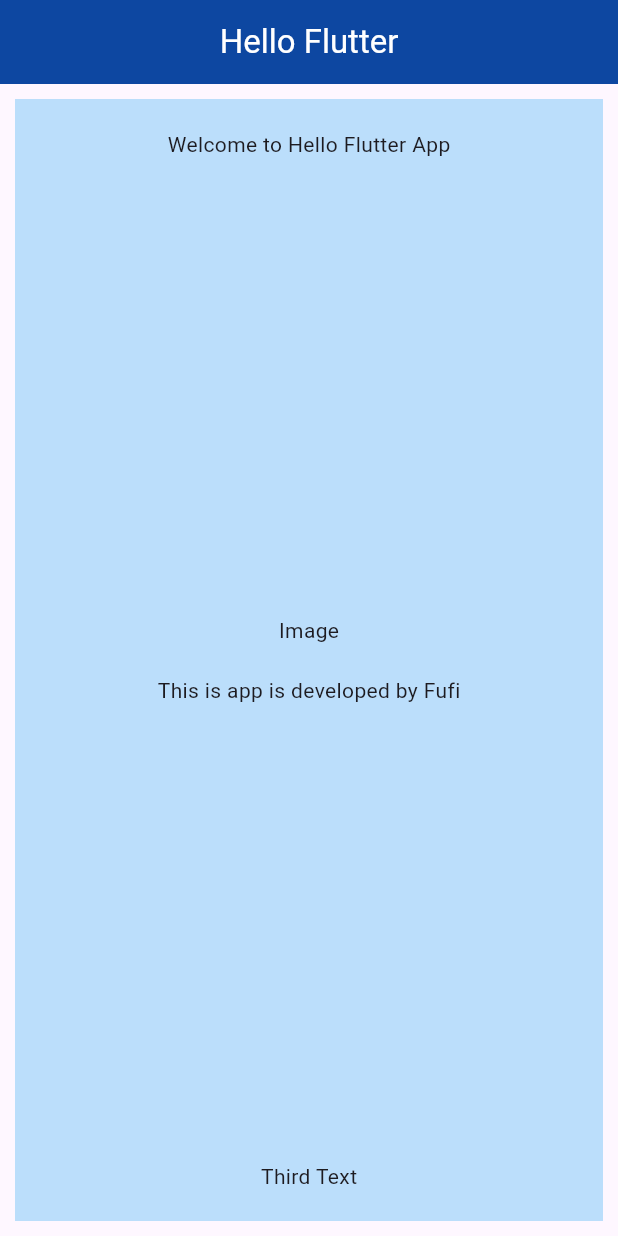
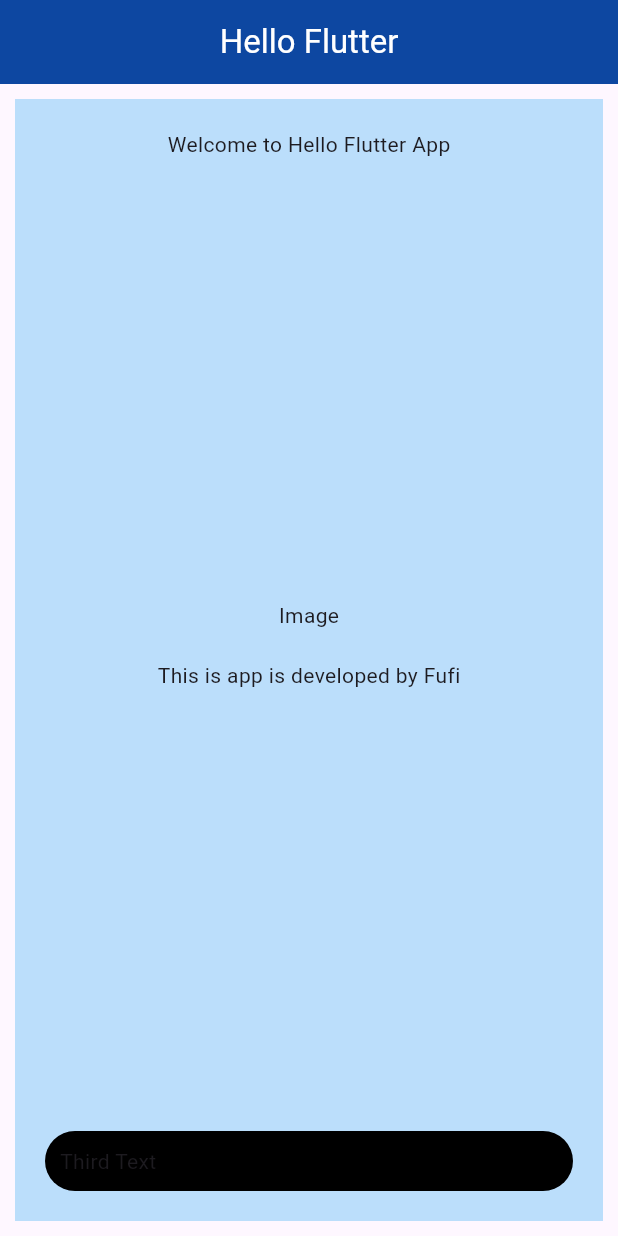
Before and after one commit to fufex3934/helloflutter, a Flutter app: the screen it shows after launch, on a phone screen of 412 x 824 dp. Run offline on Flutter 3.47's test engine with Material 3 defaults, Android fonts, the phone set to English and light mode, and no system bars.

Commit message:
decoration

```diff
--- a/lib/main.dart
+++ b/lib/main.dart
@@ -39,7 +39,14 @@ class MyApp extends StatelessWidget {
                   Text("This is app is developed by Fufi"),
                 ],
               ),
-              Text("Third Text"),
+              Container(
+                padding: EdgeInsets.all(10),
+                width: double.infinity,
+                decoration: BoxDecoration(
+                  color: Colors.black,
+                  borderRadius: BorderRadius.circular(20)
+                ),
+                child: Text("Third Text"),),
             ],
           ),
         ),
```
